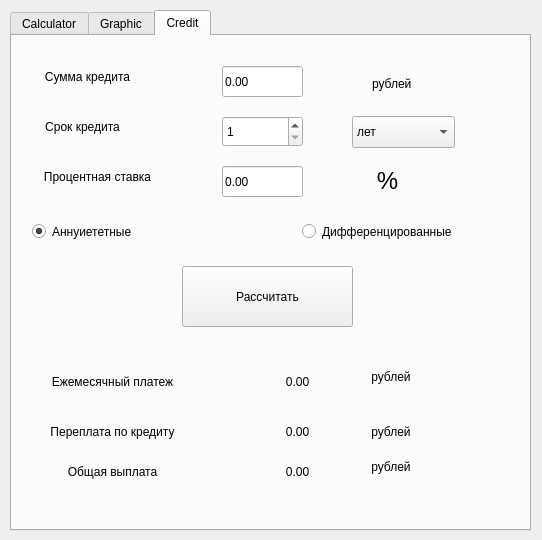
This is src/Calc/mainwindow.ui in Aidahar/Calc_s21 as Qt 5 draws it before an edit. The edited form follows.
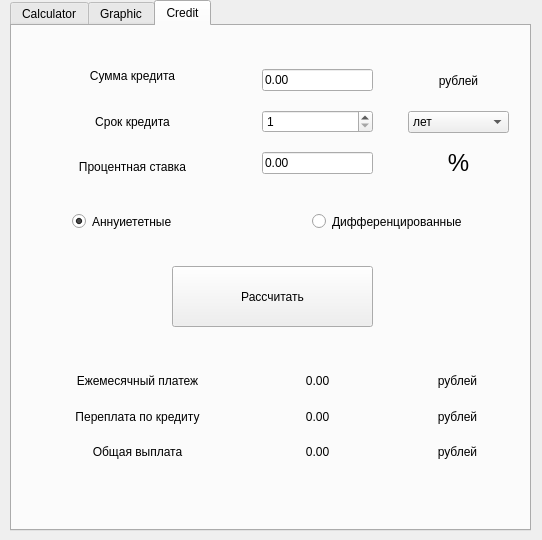
This is the edited form. Icons and pictures are not drawn. Custom widgets are drawn as their Qt base class.

The edit to the form file:
```diff
--- a/src/Calc/mainwindow.ui
+++ b/src/Calc/mainwindow.ui
@@ -36,9 +36,9 @@
     <property name="geometry">
      <rect>
       <x>10</x>
-      <y>10</y>
+      <y>0</y>
       <width>521</width>
-      <height>521</height>
+      <height>531</height>
      </rect>
     </property>
     <property name="sizePolicy">
@@ -1130,63 +1130,18 @@
      <attribute name="title">
       <string>Credit</string>
      </attribute>
-     <widget class="QLabel" name="label_3">
-      <property name="geometry">
-       <rect>
-        <x>20</x>
-        <y>30</y>
-        <width>111</width>
-        <height>21</height>
-       </rect>
-      </property>
-      <property name="text">
-       <string>Сумма кредита</string>
-      </property>
-      <property name="alignment">
-       <set>Qt::AlignCenter</set>
-      </property>
-     </widget>
-     <widget class="QLabel" name="label_6">
-      <property name="geometry">
-       <rect>
-        <x>20</x>
-        <y>80</y>
-        <width>101</width>
-        <height>21</height>
-       </rect>
-      </property>
-      <property name="text">
-       <string>Срок кредита</string>
-      </property>
-      <property name="alignment">
-       <set>Qt::AlignCenter</set>
-      </property>
-     </widget>
-     <widget class="QLabel" name="label_7">
-      <property name="geometry">
-       <rect>
-        <x>20</x>
-        <y>120</y>
-        <width>131</width>
-        <height>41</height>
-       </rect>
-      </property>
-      <property name="text">
-       <string>Процентная ставка</string>
-      </property>
-      <property name="alignment">
-       <set>Qt::AlignCenter</set>
-      </property>
-     </widget>
      <widget class="QRadioButton" name="annuitet_button">
       <property name="geometry">
        <rect>
-        <x>20</x>
+        <x>60</x>
         <y>180</y>
-        <width>121</width>
+        <width>151</width>
         <height>31</height>
        </rect>
       </property>
+      <property name="layoutDirection">
+       <enum>Qt::LeftToRight</enum>
+      </property>
       <property name="text">
        <string>Аннуиететные</string>
       </property>
@@ -1197,9 +1152,9 @@
      <widget class="QRadioButton" name="diff_button">
       <property name="geometry">
        <rect>
-        <x>290</x>
+        <x>300</x>
         <y>180</y>
-        <width>181</width>
+        <width>191</width>
         <height>31</height>
        </rect>
       </property>
@@ -1207,38 +1162,12 @@
        <string>Дифференцированные</string>
       </property>
      </widget>
-     <widget class="QLineEdit" name="sum_credit">
-      <property name="geometry">
-       <rect>
-        <x>210</x>
-        <y>30</y>
-        <width>81</width>
-        <height>31</height>
-       </rect>
-      </property>
-      <property name="text">
-       <string>0.00</string>
-      </property>
-     </widget>
-     <widget class="QLineEdit" name="percent_credit">
-      <property name="geometry">
-       <rect>
-        <x>210</x>
-        <y>130</y>
-        <width>81</width>
-        <height>31</height>
-       </rect>
-      </property>
-      <property name="text">
-       <string>0.00</string>
-      </property>
-     </widget>
      <widget class="QPushButton" name="calc_credit">
       <property name="geometry">
        <rect>
-        <x>170</x>
-        <y>230</y>
-        <width>171</width>
+        <x>160</x>
+        <y>240</y>
+        <width>201</width>
         <height>61</height>
        </rect>
       </property>
@@ -1246,44 +1175,102 @@
        <string>Рассчитать</string>
       </property>
      </widget>
-     <widget class="QLabel" name="label_8">
+     <widget class="QWidget" name="">
       <property name="geometry">
        <rect>
-        <x>360</x>
-        <y>40</y>
-        <width>58</width>
-        <height>16</height>
+        <x>400</x>
+        <y>340</y>
+        <width>91</width>
+        <height>101</height>
        </rect>
       </property>
+      <layout class="QVBoxLayout" name="verticalLayout">
+       <item>
+        <widget class="QLabel" name="label_15">
       <property name="text">
        <string>рублей</string>
       </property>
-     </widget>
-     <widget class="QLabel" name="label_9">
+         <property name="alignment">
+          <set>Qt::AlignCenter</set>
+         </property>
+        </widget>
+       </item>
+       <item>
+        <widget class="QLabel" name="label_16">
+         <property name="text">
+          <string>рублей</string>
+         </property>
+         <property name="alignment">
+          <set>Qt::AlignCenter</set>
+         </property>
+        </widget>
+       </item>
+       <item>
+        <widget class="QLabel" name="label_17">
+         <property name="text">
+          <string>рублей</string>
+         </property>
+         <property name="alignment">
+          <set>Qt::AlignCenter</set>
+         </property>
+        </widget>
+       </item>
+      </layout>
+     </widget>
+     <widget class="QWidget" name="">
       <property name="geometry">
        <rect>
-        <x>360</x>
-        <y>130</y>
-        <width>31</width>
-        <height>31</height>
+        <x>250</x>
+        <y>340</y>
+        <width>111</width>
+        <height>101</height>
        </rect>
       </property>
+      <layout class="QVBoxLayout" name="verticalLayout_2">
+       <item>
+        <widget class="QLabel" name="month_pay">
       <property name="text">
-       <string>&lt;html&gt;&lt;head/&gt;&lt;body&gt;&lt;p align=&quot;center&quot;&gt;&lt;span style=&quot; font-size:18pt;&quot;&gt;%&lt;/span&gt;&lt;/p&gt;&lt;/body&gt;&lt;/html&gt;</string>
+          <string>0.00</string>
       </property>
       <property name="alignment">
        <set>Qt::AlignCenter</set>
       </property>
      </widget>
+       </item>
+       <item>
+        <widget class="QLabel" name="credit_pay">
+         <property name="text">
+          <string>0.00</string>
+         </property>
+         <property name="alignment">
+          <set>Qt::AlignCenter</set>
+         </property>
+        </widget>
+       </item>
+       <item>
+        <widget class="QLabel" name="total_pay">
+         <property name="text">
+          <string>0.00</string>
+         </property>
+         <property name="alignment">
+          <set>Qt::AlignCenter</set>
+         </property>
+        </widget>
+       </item>
+      </layout>
+     </widget>
+     <widget class="QWidget" name="">
+      <property name="geometry">
+       <rect>
+        <x>30</x>
+        <y>340</y>
+        <width>191</width>
+        <height>101</height>
+       </rect>
+      </property>
+      <layout class="QVBoxLayout" name="verticalLayout_3">
+       <item>
      <widget class="QLabel" name="label_12">
-      <property name="geometry">
-       <rect>
-        <x>20</x>
-        <y>330</y>
-        <width>161</width>
-        <height>31</height>
-       </rect>
-      </property>
       <property name="text">
        <string>Ежемесячный платеж</string>
       </property>
@@ -1291,15 +1278,9 @@
        <set>Qt::AlignCenter</set>
       </property>
      </widget>
+       </item>
+       <item>
      <widget class="QLabel" name="label_13">
-      <property name="geometry">
-       <rect>
-        <x>20</x>
-        <y>380</y>
-        <width>161</width>
-        <height>31</height>
-       </rect>
-      </property>
       <property name="text">
        <string>Переплата по кредиту</string>
       </property>
@@ -1307,15 +1288,9 @@
        <set>Qt::AlignCenter</set>
       </property>
      </widget>
+       </item>
+       <item>
      <widget class="QLabel" name="label_14">
-      <property name="geometry">
-       <rect>
-        <x>20</x>
-        <y>420</y>
-        <width>161</width>
-        <height>31</height>
-       </rect>
-      </property>
       <property name="text">
        <string>Общая выплата</string>
       </property>
@@ -1323,111 +1298,74 @@
        <set>Qt::AlignCenter</set>
       </property>
      </widget>
-     <widget class="QLabel" name="month_pay">
-      <property name="geometry">
-       <rect>
-        <x>220</x>
-        <y>330</y>
-        <width>131</width>
-        <height>31</height>
-       </rect>
-      </property>
-      <property name="text">
-       <string>0.00</string>
-      </property>
-      <property name="alignment">
-       <set>Qt::AlignCenter</set>
-      </property>
+       </item>
+      </layout>
      </widget>
-     <widget class="QLabel" name="credit_pay">
+     <widget class="QWidget" name="">
       <property name="geometry">
        <rect>
-        <x>220</x>
-        <y>380</y>
-        <width>131</width>
-        <height>31</height>
+        <x>396</x>
+        <y>30</y>
+        <width>101</width>
+        <height>131</height>
        </rect>
       </property>
+      <layout class="QVBoxLayout" name="verticalLayout_4">
+       <item>
+        <widget class="QLabel" name="label_8">
       <property name="text">
-       <string>0.00</string>
+          <string>рублей</string>
       </property>
       <property name="alignment">
        <set>Qt::AlignCenter</set>
       </property>
      </widget>
-     <widget class="QLabel" name="total_pay">
-      <property name="geometry">
-       <rect>
-        <x>220</x>
-        <y>420</y>
-        <width>131</width>
-        <height>31</height>
-       </rect>
-      </property>
+       </item>
+       <item>
+        <widget class="QComboBox" name="year">
+         <item>
       <property name="text">
-       <string>0.00</string>
-      </property>
-      <property name="alignment">
-       <set>Qt::AlignCenter</set>
-      </property>
-     </widget>
-     <widget class="QLabel" name="label_15">
-      <property name="geometry">
-       <rect>
-        <x>350</x>
-        <y>330</y>
-        <width>58</width>
-        <height>21</height>
-       </rect>
-      </property>
+           <string>лет</string>
+          </property>
+         </item>
+         <item>
       <property name="text">
-       <string>рублей</string>
-      </property>
-      <property name="alignment">
-       <set>Qt::AlignCenter</set>
-      </property>
-     </widget>
-     <widget class="QLabel" name="label_16">
-      <property name="geometry">
-       <rect>
-        <x>350</x>
-        <y>385</y>
-        <width>58</width>
-        <height>21</height>
-       </rect>
-      </property>
+           <string>месяцев</string>
+          </property>
+         </item>
+        </widget>
+       </item>
+       <item>
+        <widget class="QLabel" name="label_9">
       <property name="text">
-       <string>рублей</string>
+          <string>&lt;html&gt;&lt;head/&gt;&lt;body&gt;&lt;p align=&quot;center&quot;&gt;&lt;span style=&quot; font-size:18pt;&quot;&gt;%&lt;/span&gt;&lt;/p&gt;&lt;/body&gt;&lt;/html&gt;</string>
       </property>
       <property name="alignment">
        <set>Qt::AlignCenter</set>
       </property>
      </widget>
-     <widget class="QLabel" name="label_17">
+       </item>
+      </layout>
+     </widget>
+     <widget class="QWidget" name="">
       <property name="geometry">
        <rect>
-        <x>350</x>
-        <y>420</y>
-        <width>58</width>
-        <height>21</height>
+        <x>250</x>
+        <y>30</y>
+        <width>111</width>
+        <height>131</height>
        </rect>
       </property>
+      <layout class="QVBoxLayout" name="verticalLayout_5">
+       <item>
+        <widget class="QLineEdit" name="sum_credit">
       <property name="text">
-       <string>рублей</string>
-      </property>
-      <property name="alignment">
-       <set>Qt::AlignCenter</set>
-      </property>
-     </widget>
+          <string>0.00</string>
+         </property>
+        </widget>
+       </item>
+       <item>
      <widget class="QSpinBox" name="time_credit">
-      <property name="geometry">
-       <rect>
-        <x>210</x>
-        <y>80</y>
-        <width>81</width>
-        <height>31</height>
-       </rect>
-      </property>
       <property name="minimum">
        <number>1</number>
       </property>
@@ -1435,25 +1373,57 @@
        <number>600</number>
       </property>
      </widget>
-     <widget class="QComboBox" name="year">
+       </item>
+       <item>
+        <widget class="QLineEdit" name="percent_credit">
+         <property name="text">
+          <string>0.00</string>
+         </property>
+        </widget>
+       </item>
+      </layout>
+     </widget>
+     <widget class="QWidget" name="">
       <property name="geometry">
        <rect>
-        <x>340</x>
-        <y>80</y>
-        <width>103</width>
-        <height>32</height>
+        <x>20</x>
+        <y>30</y>
+        <width>201</width>
+        <height>131</height>
        </rect>
       </property>
+      <layout class="QVBoxLayout" name="verticalLayout_6">
       <item>
+        <widget class="QLabel" name="label_3">
        <property name="text">
-        <string>лет</string>
-       </property>
+          <string>Сумма кредита</string>
+         </property>
+         <property name="alignment">
+          <set>Qt::AlignCenter</set>
+         </property>
+        </widget>
       </item>
       <item>
+        <widget class="QLabel" name="label_6">
        <property name="text">
-        <string>месяцев</string>
-       </property>
-      </item>
+          <string>Срок кредита</string>
+         </property>
+         <property name="alignment">
+          <set>Qt::AlignCenter</set>
+         </property>
+        </widget>
+       </item>
+       <item>
+        <widget class="QLabel" name="label_7">
+         <property name="text">
+          <string>Процентная ставка</string>
+         </property>
+         <property name="alignment">
+          <set>Qt::AlignCenter</set>
+         </property>
+        </widget>
+       </item>
+      </layout>
      </widget>
     </widget>
    </widget>
```
Left out of the diff: 178 changed lines with no effect on the pictures. Lines whose indentation alone changed are shown as unchanged.
